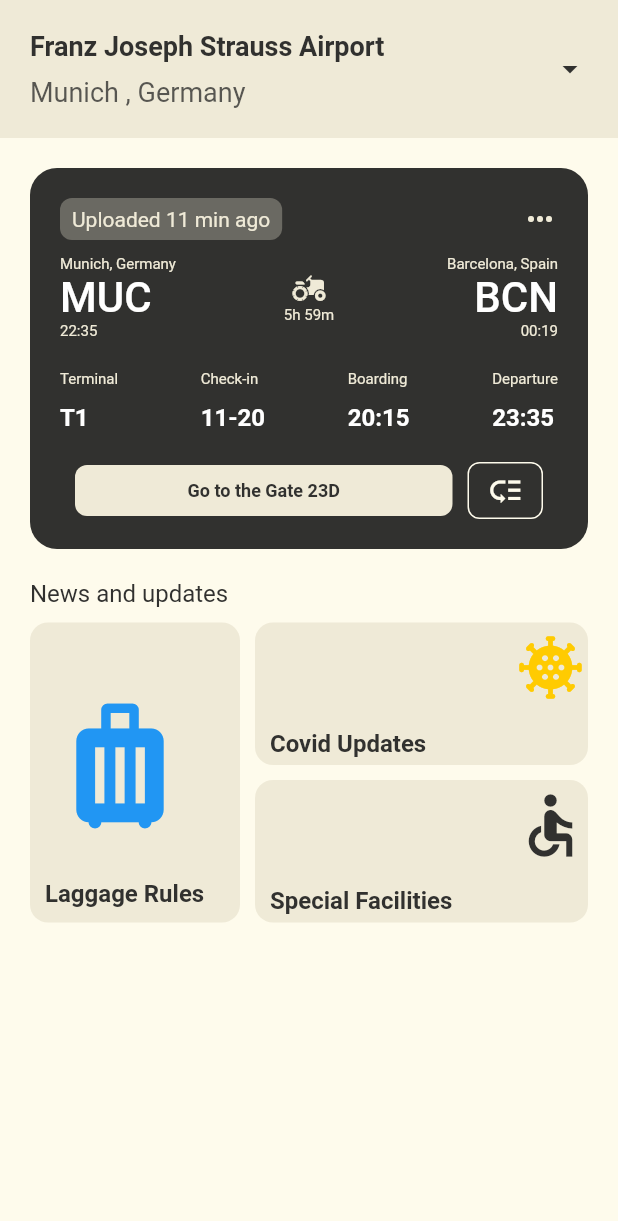
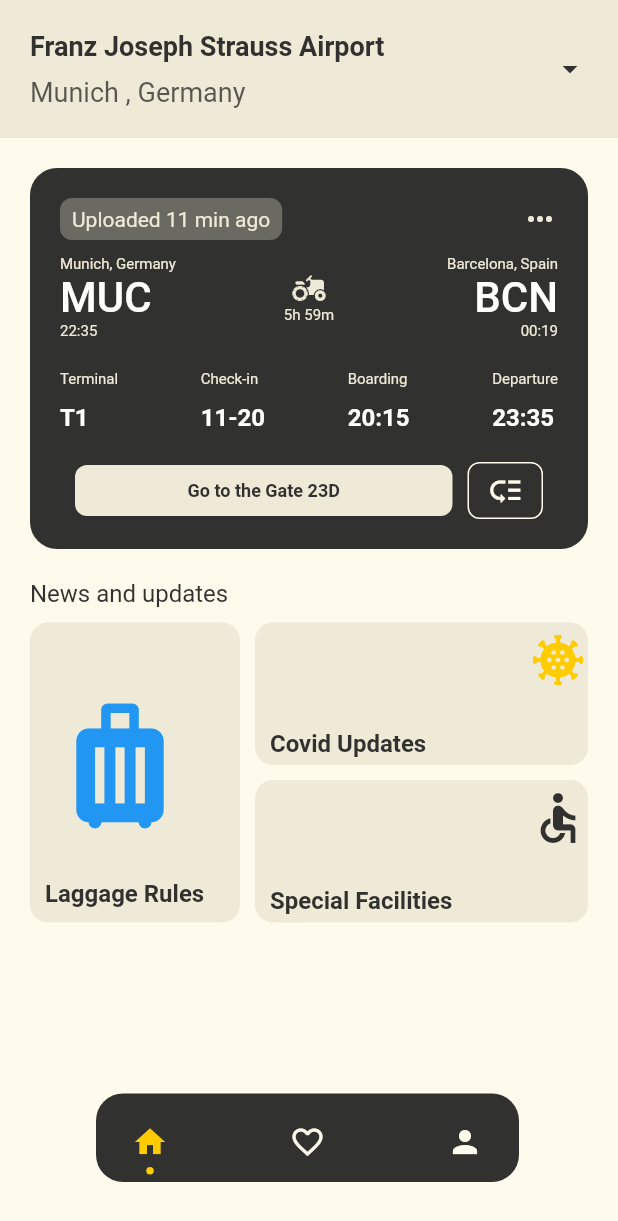
Before and after one commit to vemo068/airoprt_app, a Flutter app: the screen it shows after launch, on a phone screen of 412 x 824 dp. Shown: the top 1221 px of the screen. Run offline on Flutter 3.47's test engine with Material 2 defaults, Android fonts, the phone set to English and light mode, and no system bars; drawn by our look-alikes of dot_navigation_bar; our stand-ins replace get.

Commit message:
navbar added

```diff
--- /dev/null
+++ b/lib/components/navbar.dart
@@ -0,0 +1,42 @@
+import 'package:airoprt_app/controllers/pages_controller.dart';
+import 'package:airoprt_app/styles/colors.dart';
+import 'package:flutter/material.dart';
+import 'package:dot_navigation_bar/dot_navigation_bar.dart';
+import 'package:get/get.dart';
+
+class CustomNavBar extends StatelessWidget {
+  final PagesController pagesController = Get.find<PagesController>();
+  CustomNavBar({super.key});
+
+  @override
+  Widget build(BuildContext context) {
+    return GetBuilder(
+        init: pagesController,
+        builder: (_) {
+          return DotNavigationBar(
+            enablePaddingAnimation: false,
+            borderRadius: 18,
+            backgroundColor: kcAccent,
+            unselectedItemColor: kcmain,
+            selectedItemColor: kcyellow,
+            currentIndex: pagesController.currentIndex,
+            onTap: pagesController.changePage,
+            // dotIndicatorColor: Colors.black,
+            items: [
+              /// Home
+              DotNavigationBarItem(
+                icon: const Icon(Icons.home),
+              ),
+
+              /// Likes
+              DotNavigationBarItem(
+                icon: const Icon(Icons.favorite_border),
+              ),
+              DotNavigationBarItem(
+                icon: const Icon(Icons.person),
+              ),
+            ],
+          );
+        });
+  }
+}
--- a/lib/components/news_and_updates.dart
+++ b/lib/components/news_and_updates.dart
@@ -1,7 +1,3 @@
-
-
-
-
 import 'package:airoprt_app/styles/colors.dart';
 import 'package:flutter/material.dart';
 
@@ -74,7 +70,7 @@ class NewsAndUpdates extends StatelessWidget {
                             Icon(
                               Icons.coronavirus_rounded,
                               color: kcyellow,
-                              size: 50,
+                              size: 40,
                             ),
                           ],
                         ),
@@ -114,7 +110,7 @@ class NewsAndUpdates extends StatelessWidget {
                             Icon(
                               Icons.accessible,
                               color: kcAccent,
-                              size: 50,
+                              size: 40,
                             ),
                           ],
                         ),
--- /dev/null
+++ b/lib/controllers/pages_controller.dart
@@ -0,0 +1,25 @@
+import 'package:airoprt_app/pages/flights.dart';
+import 'package:airoprt_app/pages/home.dart';
+import 'package:airoprt_app/pages/profile.dart';
+import 'package:flutter/cupertino.dart';
+import 'package:get/get.dart';
+
+class PagesController extends GetxController {
+  int currentIndex = 0;
+  final List<Widget> pages = [
+    const HomePage(),
+    const FlightsPage(),
+    const ProfilePage(),
+  ];
+
+  void changePage(int index) {
+    if (currentIndex < index) {
+      currentIndex = index;
+      Get.off(() => pages[index], transition: Transition.rightToLeft);
+    } else {
+      currentIndex = index;
+
+      Get.off(() => pages[index], transition: Transition.leftToRight);
+    }
+  }
+}
--- a/lib/main.dart
+++ b/lib/main.dart
@@ -1,12 +1,15 @@
+import 'package:airoprt_app/controllers/pages_controller.dart';
 import 'package:airoprt_app/pages/home.dart';
 import 'package:flutter/material.dart';
 import 'package:get/get.dart';
 
 void main() {
-  runApp(const AirportApp());
+  runApp(AirportApp());
 }
+
 class AirportApp extends StatelessWidget {
-  const AirportApp({super.key});
+  final PagesController pagesController = Get.put(PagesController());
+  AirportApp({super.key});
 
   @override
   Widget build(BuildContext context) {
--- a/lib/pages/home.dart
+++ b/lib/pages/home.dart
@@ -1,5 +1,6 @@
 import 'package:airoprt_app/components/appbar.dart';
 import 'package:airoprt_app/components/flight_info_home.dart';
+import 'package:airoprt_app/components/navbar.dart';
 import 'package:airoprt_app/components/news_and_updates.dart';
 import 'package:airoprt_app/styles/colors.dart';
 import 'package:flutter/material.dart';
@@ -10,6 +11,11 @@ class HomePage extends StatelessWidget {
   @override
   Widget build(BuildContext context) {
     return Scaffold(
+      floatingActionButton: Padding(
+        padding: const EdgeInsets.only(left: 30),
+        child: CustomNavBar(),
+      ),
+      //bottomNavigationBar: CustomNavBar(),
       backgroundColor: kcmain,
       body: ListView(children: const [
         CustomAppBar(),
@@ -25,7 +31,10 @@ class HomePage extends StatelessWidget {
         SizedBox(
           height: 10,
         ),
-        NewsAndUpdates()
+        NewsAndUpdates(),
+        SizedBox(
+          height: 100,
+        ),
       ]),
     );
   }
--- a/pubspec.yaml
+++ b/pubspec.yaml
@@ -37,6 +37,7 @@ dependencies:
   # Use with the CupertinoIcons class for iOS style icons.
   cupertino_icons: ^1.0.2
   get:
+  dot_navigation_bar: ^1.0.2
 
 dev_dependencies:
   flutter_test:
```
Also changed, not shown: lib/pages/flights.dart (added, +20 -0 lines), lib/pages/profile.dart (added, +21 -0 lines), pubspec.lock.
